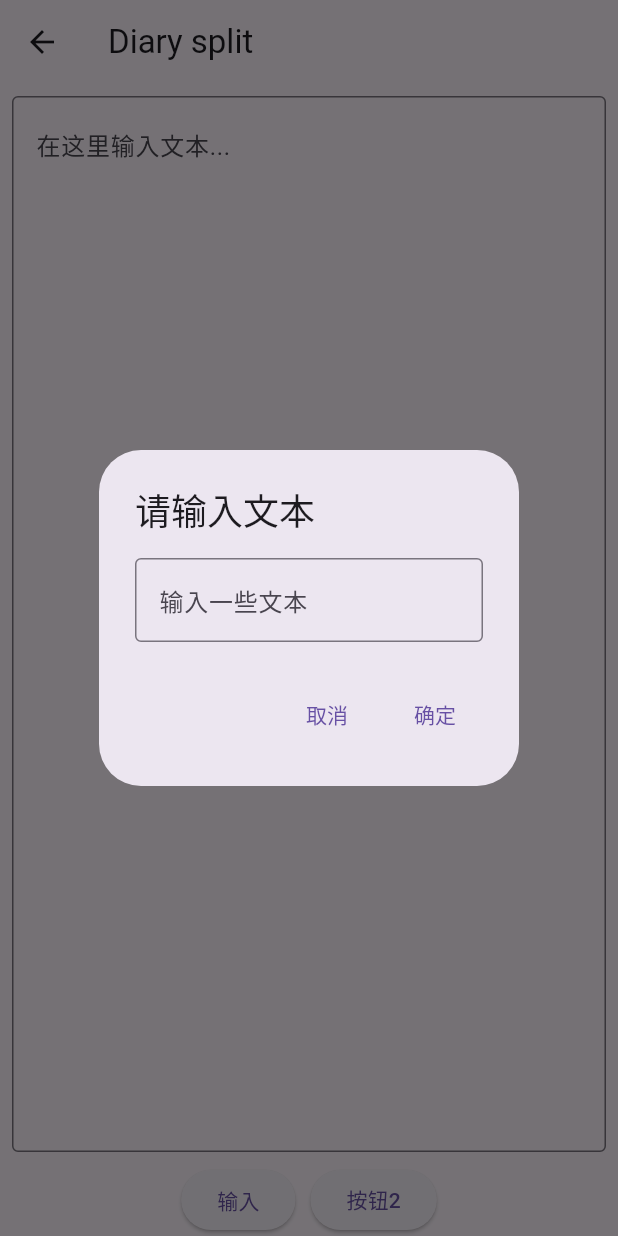
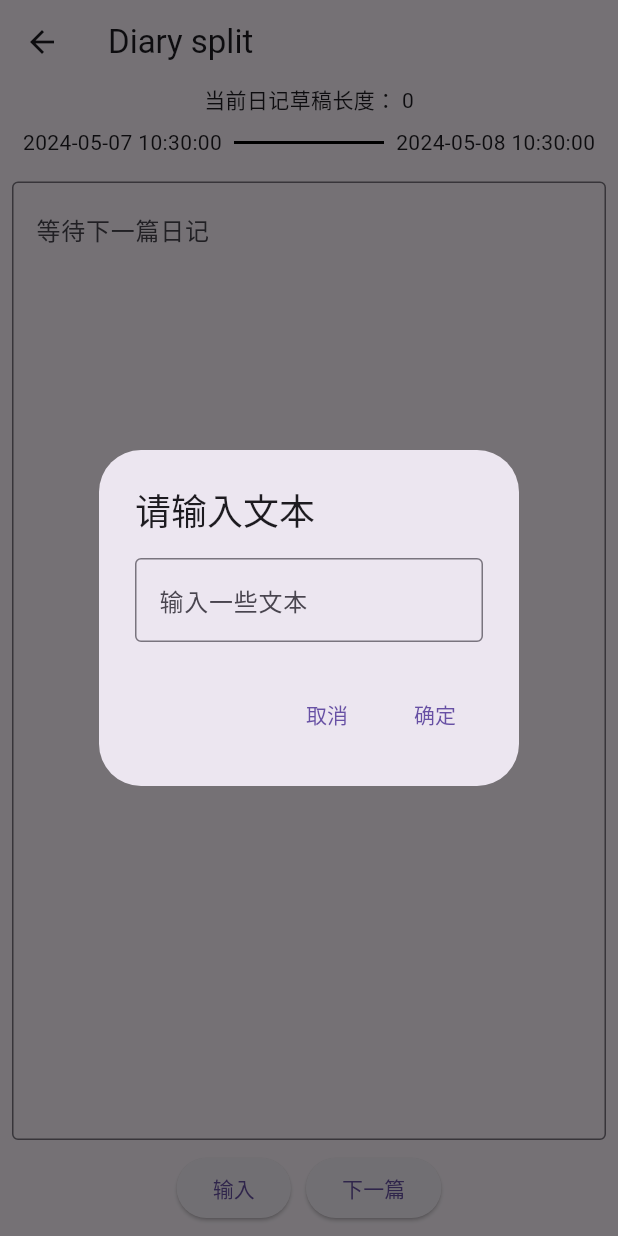
Before and after one commit to AoEiuV020/DiaryUploader, a Flutter app: the DiarySplitView screen opened by its route, after a tap on "输入", on a phone screen of 412 x 824 dp. Run offline on Flutter 3.47's test engine with Material 3 defaults, Android fonts, the phone set to English and light mode, and no system bars; our stand-ins replace flutter_dotenv, get, google_sign_in, googleapis_auth, plugin_platform_interface, shared_preferences and 1 more; missing offline and left inert: extension_google_sign_in_as_googleapis_auth, googleapis, shelf_router; accounts and stored records are empty.

Commit message:
封装时间的解析

```diff
--- a/apps/diaryuploader/lib/app/modules/DiarySplit/controllers/diary_split_controller.dart
+++ b/apps/diaryuploader/lib/app/modules/DiarySplit/controllers/diary_split_controller.dart
@@ -1,16 +1,43 @@
+import 'package:diary_split/diary_split.dart';
 import 'package:flutter/widgets.dart';
 import 'package:get/get.dart';
+import 'package:intl/intl.dart';
 
 class DiarySplitController extends GetxController {
   final TextEditingController textController = TextEditingController();
-  final text = ''.obs;
+  final diaryContent = ''.obs;
+  final nextContent = ''.obs;
+  final nextStartTime = DateTime.now().add(const Duration(days: -1)).obs;
+  final nextEndTime = DateTime.now().obs;
+  final diaryLength = 0.obs;
+  final diarySplit = DiarySplit();
+  DateFormat dateFormat = DateFormat('yyyy-MM-dd HH:mm:ss');
   @override
   void onInit() {
     super.onInit();
-    text.stream.listen((event) {
+    nextContent.stream.listen((event) {
       textController.text = event;
     });
   }
 
+  void append(String text) {
+    diarySplit.append(text);
+    updateContent();
+  }
 
+  void updateContent() {
+    diaryContent.value = diarySplit.content;
+    diaryLength.value = diaryContent.value.length;
+  }
+
+  void next() {
+    final diary = diarySplit.popDiary();
+    nextContent.value = diary.content;
+    nextStartTime.value = diary.start;
+    nextEndTime.value = diary.end;
+  }
+
+  String timeToString(DateTime value) {
+    return dateFormat.format(value);
+  }
 }
--- a/apps/diaryuploader/lib/app/modules/DiarySplit/views/diary_split_view.dart
+++ b/apps/diaryuploader/lib/app/modules/DiarySplit/views/diary_split_view.dart
@@ -8,9 +8,33 @@ class DiarySplitView extends GetView<DiarySplitController> {
   @override
   Widget build(BuildContext context) {
     return Scaffold(
-      appBar: AppBar(title: Text('Diary split')),
+      appBar: AppBar(title: const Text('Diary split')),
       body: Column(
         children: <Widget>[
+          Obx(() => Text('当前日记草稿长度： ${controller.diaryLength}')),
+          Row(
+            mainAxisAlignment: MainAxisAlignment.center,
+            children: [
+              // 左侧时间控件
+              Container(
+                padding: const EdgeInsets.all(8.0),
+                child: Obx(() => Text(
+                    controller.timeToString(controller.nextStartTime.value))),
+              ),
+              // 中间横线
+              Container(
+                width: 100.0, // 可以根据需要调整横线的长度
+                height: 2.0, // 横线的宽度
+                color: Colors.black, // 横线的颜色
+              ),
+              // 右侧时间控件
+              Container(
+                padding: const EdgeInsets.all(8.0),
+                child: Obx(() => Text(
+                    controller.timeToString(controller.nextEndTime.value))),
+              ),
+            ],
+          ),
           // 大文本框
           Expanded(
             child: Padding(
@@ -21,9 +45,9 @@ class DiarySplitView extends GetView<DiarySplitController> {
                 expands: true,
                 textAlign: TextAlign.start,
                 textAlignVertical: TextAlignVertical.top,
-                decoration: InputDecoration(
+                decoration: const InputDecoration(
                   border: OutlineInputBorder(),
-                  hintText: '在这里输入文本...',
+                  hintText: '等待下一篇日记',
                 ),
               ),
             ),
@@ -38,15 +62,13 @@ class DiarySplitView extends GetView<DiarySplitController> {
               ),
               const SizedBox(width: 10), // 用于设置按钮之间的间距
               ElevatedButton(
-                onPressed: () {
-                  // 按钮点击事件处理
-                  print('Button 2 pressed');
-                },
-                child: const Text('按钮2'),
+                onPressed: controller.next,
+                child: const Text('下一篇'),
               ),
               // 可以根据需要添加更多的按钮
             ],
           ),
+          const SizedBox.square(dimension: 8)
         ],
       ),
     );
@@ -76,7 +98,7 @@ class DiarySplitView extends GetView<DiarySplitController> {
           TextButton(
             onPressed: () {
               // 将输入的文本粘贴到大文本框里
-              controller.text.value += dialogTextController.text;
+              controller.append(dialogTextController.text);
               Get.back(); // 关闭对话框
             },
             child: const Text('确定'),
--- a/apps/diaryuploader/pubspec.yaml
+++ b/apps/diaryuploader/pubspec.yaml
@@ -14,6 +14,7 @@ dependencies:
   google_calendar_uploader:
   google_sign_in_all_platforms: ^0.0.4
   flutter_dotenv: ^5.1.0
+  intl: ^0.19.0
 
 dev_dependencies:
   flutter_lints: 3.0.2
--- a/packages/diary_split/lib/diary_split.dart
+++ b/packages/diary_split/lib/diary_split.dart
@@ -7,8 +7,8 @@ export 'src/diary_split_base.dart';
 
 class Diary {
   final String content;
-  final int start;
-  final int end;
+  final DateTime start;
+  final DateTime end;
 
   Diary(this.content, this.start, this.end);
 }
--- a/packages/diary_split/lib/src/diary_split_base.dart
+++ b/packages/diary_split/lib/src/diary_split_base.dart
@@ -1,8 +1,11 @@
-import 'package:diary_split/diary_split.dart';
+import '../diary_split.dart';
+import 'diary_split_impl.dart';
 
 /// Checks if you are awesome. Spoiler: you are.
 abstract class DiarySplit {
-  void setStartTime(int startTime);
+  factory DiarySplit() => DiarySplitImpl();
+  abstract String content;
+  set startTime(DateTime? value);
   void append(String diaryDraft);
   Diary popDiary();
 }
--- a/packages/diary_split/pubspec.yaml
+++ b/packages/diary_split/pubspec.yaml
@@ -8,6 +8,7 @@ environment:
 
 # Add regular dependencies here.
 dependencies:
+  intl: ^0.19.0
   # path: ^1.8.0
 
 dev_dependencies:
```
Also changed, not shown: packages/diary_split/analysis_options.yaml (+8 -28 lines), packages/diary_split/lib/src/date_time_parser.dart (added, +37 -0 lines), packages/diary_split/lib/src/diary_split_impl.dart (added, +18 -0 lines), 1 other file.
